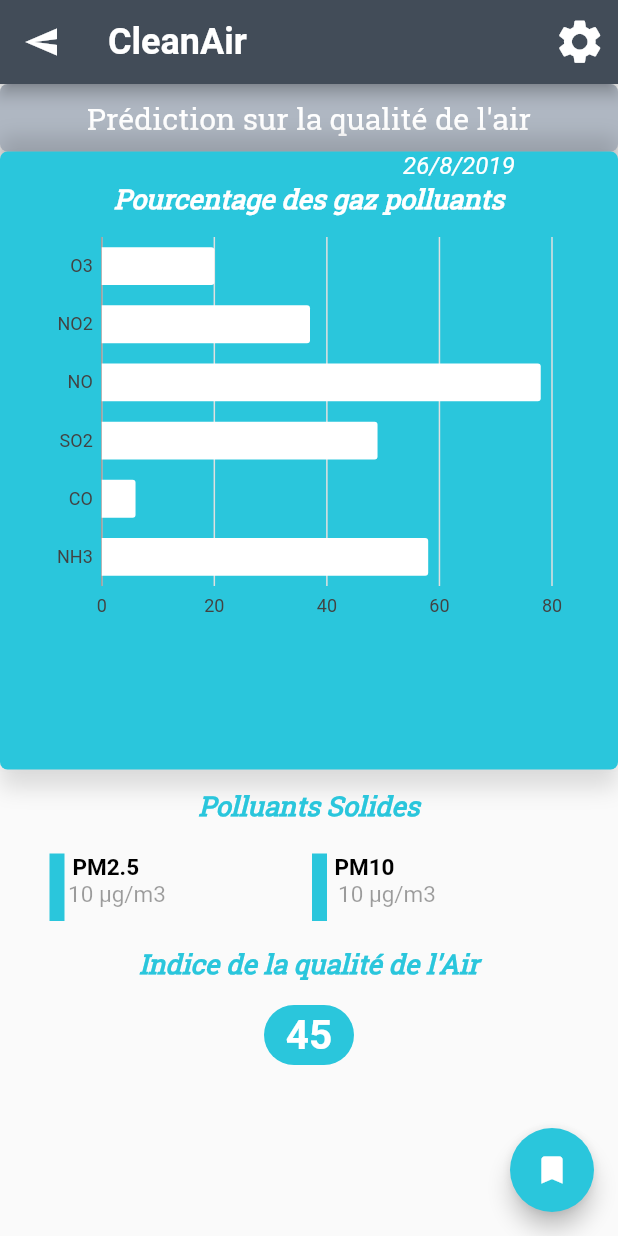
After one commit to maya-T/Projet1cs, a Flutter app: the screen it shows after launch, after a tap on the "add location" icon, on a phone screen of 412 x 824 dp. The commit adds this screen. Run offline on Flutter 3.47's test engine with Material 2 defaults, Android fonts, the phone set to English and light mode, and no system bars; our stand-ins replace charts_flutter, overlay_support, permission_handler; missing offline and left inert: gradient_text.

Commit message:
Navigation de l'ecran d'accueil à l'ecran des prédiction

```diff
--- a/lib/main.dart
+++ b/lib/main.dart
@@ -17,8 +17,11 @@ class MyApp extends StatelessWidget {
           title: new Text('CleanAir',
             style: TextStyle( fontWeight: FontWeight.bold,fontSize: 24),
       ),
-          leading: new IconButton(icon: new Icon(Icons.send),iconSize: 35, color: Colors.white, onPressed: () => {},),
-          actions: <Widget>[
+          leading: Icon(
+          Icons.send,
+          textDirection: TextDirection.rtl,
+        ),
+        actions: <Widget>[
             new IconButton( icon: new Icon(Icons.settings),iconSize: 35, color: Colors.white, onPressed: () => {},),
            ],
         ),
--- a/lib/screens/formulaire/formulaire.dart
+++ b/lib/screens/formulaire/formulaire.dart
@@ -41,8 +41,11 @@ class _MyAppState extends State<Formulaire>  with TickerProviderStateMixin{
           title: new Text('CleanAir',
             style: TextStyle( fontWeight: FontWeight.bold,fontSize: 24),
       ),
-          leading: new IconButton(icon: new Icon(Icons.send),iconSize: 35, color: Colors.white, onPressed: () => {},),
-          actions: <Widget>[
+           leading: Icon(
+          Icons.send,
+          textDirection: TextDirection.rtl,
+        ),
+        actions: <Widget>[
             new IconButton( icon: new Icon(Icons.settings),iconSize: 35, color: Colors.white, onPressed: () => {}, ),
            ],
         ),
--- a/lib/screens/home/volet.dart
+++ b/lib/screens/home/volet.dart
@@ -1,11 +1,12 @@
 import 'package:flutter/material.dart';
-import 'package:projet_1cs/screens/formulaire/formulaire.dart';
+import 'package:projet_1cs/screens/prediction/prediction.dart';
+
 class Volet extends StatelessWidget{
   var icon_name= new  Icon( Icons.add_location,  );
   var oval_color=Color.fromRGBO(246, 142, 79, 0.05);
   var border_color=Color.fromRGBO(246, 142, 79, 0.8);
   var text_content= "Qualité de l'air en temps réel";
-  Function route = () => Formulaire();
+  Function route = () => Prediction();
 
   Volet(
 
--- /dev/null
+++ b/lib/screens/prediction/prediction.dart
@@ -0,0 +1,296 @@
+import 'dart:ui' as prefix1;
+
+import 'package:flutter/cupertino.dart';
+import 'package:flutter/material.dart';
+import 'package:charts_flutter/flutter.dart' as charts;
+import 'package:flutter/material.dart' as prefix0;
+import 'dart:math';
+import 'package:intl/intl.dart';
+
+class Prediction extends StatefulWidget {
+  @override
+  _MyAppState createState() => _MyAppState();
+}
+
+class _MyAppState extends State<Prediction> {
+  @override
+  Widget build(BuildContext context) {
+
+    var width_=MediaQuery.of(context).size.width;
+    var height_=MediaQuery.of(context).size.height;
+    var rnd = new Random();
+    var now = new DateTime.now();
+    var data = [
+
+      //TODO: the data in the DB should be added here (and in line 184 (PM2.5) and 213 (PM10) and 255 (AQI)) instead of the random values
+      Chrt("O3", rnd.nextInt(100), Colors.white),
+      Chrt("NO2", rnd.nextInt(100), Colors.white),
+      Chrt("NO", rnd.nextInt(100), Colors.white),
+      Chrt("SO2", rnd.nextInt(100), Colors.white),
+      Chrt("CO", rnd.nextInt(100), Colors.white),
+      Chrt("NH3", rnd.nextInt(100), Colors.white),
+    ];
+    var series = [
+      charts.Series(
+        domainFn: (Chrt chrt, _) => chrt.x,
+        measureFn: (Chrt chrt, _) => chrt.y,
+        id: 'Chrt',
+        data: data,
+        colorFn: (Chrt chrt, _) => chrt.color,
+      )
+    ];
+
+    var chrt = charts.BarChart(
+      series,
+      vertical: false,
+    );
+
+    return new Scaffold(
+      appBar:  new AppBar(
+          backgroundColor: Color.fromRGBO(66, 76, 88, 1),
+          title: new Text('CleanAir',
+            style: TextStyle( fontWeight: FontWeight.bold,fontSize: 24),
+      ),
+           leading: Icon(
+          Icons.send,
+          textDirection: prefix0.TextDirection.rtl,
+        ),
+        actions: <Widget>[
+            new IconButton( icon: new Icon(Icons.settings),iconSize: 35, color: Colors.white, onPressed: () => {}, ),
+           ],
+        ),
+      body: SingleChildScrollView(
+        child: Column(
+          children: <Widget>[
+            Column(children: <Widget>[
+        Container(
+          height: 45.0,
+          width: double.infinity,
+          decoration: BoxDecoration(
+              color: Color(0xffafb7c2),
+              borderRadius: BorderRadius.circular(5.0),
+              boxShadow: [
+                BoxShadow(
+                    color: Colors.black12,
+                    offset: Offset(0.0, 12.0),
+                    blurRadius: 12.0),
+                BoxShadow(
+                  color: Colors.black12,
+                  offset: Offset(0.0, 10.0),
+                  blurRadius: 10.0,
+                )
+              ]),
+          child: Center(
+            child: Text(
+              "Prédiction sur la qualité de l'air",
+              style: TextStyle(
+                fontFamily: "RobotoSlab",
+                fontSize: 20.0,
+                color: Colors.white,
+              ),
+            ),
+          ),
+        ),
+        Container(
+          decoration: BoxDecoration(
+              color: Color(0xff2ac6dc),
+              borderRadius: BorderRadius.circular(5.0),
+              boxShadow: [
+                BoxShadow(
+                    color: Colors.black12,
+                    offset: Offset(0.0, 12.0),
+                    blurRadius: 12.0),
+                BoxShadow(
+                  color: Colors.black12,
+                  offset: Offset(0.0, -10.0),
+                  blurRadius: 10.0,
+                )
+              ]),
+          height: height_/2,
+          child: Column(
+            children: <Widget>[
+              Padding(
+                padding: const EdgeInsets.only(left:200.0),
+                child: Text(
+                  // TODO: the date here should be the date selected in the select date page and not today
+                  now.day.toString()+"/"+now.month.toString()+"/"+ now.year.toString(),
+                  style: TextStyle(
+                      fontSize: 16,
+                      fontFamily: "Roboto",
+                      fontStyle: FontStyle.italic,
+                      color: Colors.white),
+                ),
+              ),
+              Text(
+                "Pourcentage des gaz polluants",
+                style: TextStyle(
+                    fontStyle: FontStyle.italic,
+                    fontSize: 18,
+                    fontWeight: FontWeight.bold,
+                    fontFamily: "RobotoSlab",
+                    color: Colors.white),
+              ),
+              SizedBox(
+                height: height_/3,
+                child: Padding(
+                  padding: const EdgeInsets.only(left: 30.0, right: 30.0),
+                  child: chrt,
+                ),
+              ),
+            ],
+          ),
+        ),
+        Column(
+          children: <Widget>[
+            Padding( // "Polluants Solides"
+              padding: const EdgeInsets.all(12.0),
+              child: Text(
+                "Polluants Solides",
+                style: TextStyle(
+                  fontFamily: "RobotoSlab",
+                  fontStyle: FontStyle.italic,
+                  fontWeight: FontWeight.bold,
+                  fontSize: 18,
+                  color: Color(0xff2ac6dc),
+                ),
+              ),
+            ),
+            Padding( // PM2.5 and PM10
+              padding: const EdgeInsets.all(8.0),
+              child: Row(
+                children: <Widget>[
+                  Padding(
+                    padding: const EdgeInsets.symmetric(horizontal: 25.0),
+                    child: Container(
+                      child: Column( // PM2.5
+                        children: <Widget>[
+                          Padding( // PM2.5
+                            padding: const EdgeInsets.only(right :85.0),
+                            child: Text("PM2.5",style: TextStyle(
+                              fontSize: 15,
+                              fontWeight: FontWeight.bold,
+                              color: Colors.black
+                            ),),
+                          ),
+                          Padding( // 10 µg/meter cube
+                            padding: const EdgeInsets.only(right: 70.0,top: 0),
+                            // the amount of particules PM2.5 should be found in the DB
+                            child: Text("10 μg/m3",style: TextStyle(
+                              fontSize: 15,
+                              color: Colors.black38,
+                            ),),
+                          ),
+                        ],
+                      ),
+                      height: 45,
+                      width: 150,
+                      decoration: BoxDecoration(
+                        border: Border(
+                            left: BorderSide(color: Color(0xff2ac6dc), width: 10)),
+                      ),
+                    ),
+                  ),
+                  Container( // PM10
+                    child: Column(
+                      children: <Widget>[
+                        Padding( // PM10
+                          padding: const EdgeInsets.only(right :40.0),
+                          child: Text("PM10",style: TextStyle(
+                              fontSize: 15,
+                              fontWeight: FontWeight.bold,
+                              color: Colors.black
+                          ),),
+                        ),
+                        Padding( // 10 µg/meter cube
+                          padding: const EdgeInsets.only(right: 10.0,top: 0),
+                          child: Text("10 μg/m3",style: TextStyle(
+                            fontSize: 15,
+                            color: Colors.black38,
+                          ),),
+                        ),
+                      ],
+                    ),
+                    height: 45,
+                    width: 100,
+                    decoration: BoxDecoration(
+                      border: Border(
+                          left: BorderSide(color: Color(0xff2ac6dc), width: 10)),
+                    ),
+                  ),
+
+                ],
+              ),
+            ),
+            // "Indice de la qualité de l'Air"
+            Padding( // title
+              padding: const EdgeInsets.all(8.0),
+              child: Text(
+                "Indice de la qualité de l'Air",
+                style: TextStyle(
+                  fontFamily: "RobotoSlab",
+                  fontStyle: FontStyle.italic,
+                  fontWeight: FontWeight.bold,
+                  fontSize: 18,
+                  color: Color(0xff2ac6dc),
+                ),
+              ),
+            ),
+            Padding( // value of the AQI
+              padding: const EdgeInsets.only(top: 8.0, bottom: 20.0),
+              child: Container(
+                height: 40.0,
+                width: 60,
+                decoration: BoxDecoration(
+                    color: Color(0xff2ac6dc),
+                    borderRadius: BorderRadius.circular(20.0),
+
+                ),
+                child: Center(
+                  // the AQI should also be found in the DB
+                  child: Text("45",style:TextStyle(
+                    fontSize: 27,
+                    fontWeight: FontWeight.bold,
+                    color: Colors.white,
+                  ),),
+                ),
+              ),
+            ),
+           /* Padding( // bookmark
+              padding: const EdgeInsets.only(top: 8.0,left: 240, bottom: 20.0),
+              child: Container(
+                height: 40.0,
+                width: 45,
+                decoration: BoxDecoration(
+                  color: Color(0xff2ac6dc),
+                  borderRadius: BorderRadius.circular(20.0),
+
+                ),
+                child: Center(
+                  child: Icon(Icons.turned_in,color: Colors.white,)
+                ),
+              ),
+            ),*/
+          ],
+        ),
+      ]),
+          ],
+        ),
+      ),
+      floatingActionButton: FloatingActionButton(
+        onPressed: null,
+        child: Icon(Icons.turned_in,color: Colors.white,),
+        backgroundColor: Color(0xff2ac6dc),
+      ),
+    );
+  }
+}
+
+class Chrt {
+  final String x;
+  final int y;
+  final charts.Color color;
+
+  Chrt(this.x, this.y, Color color)
+      : this.color = charts.Color(
+      r: color.red, g: color.green, b: color.blue, a: color.alpha);
+}
```
